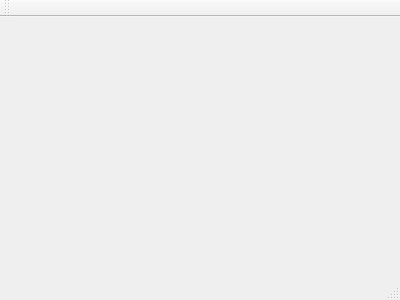
This is mainwindow.ui in labyrinthofdreams/csv-template-ui as Qt 5 draws it before an edit. The edited form follows.
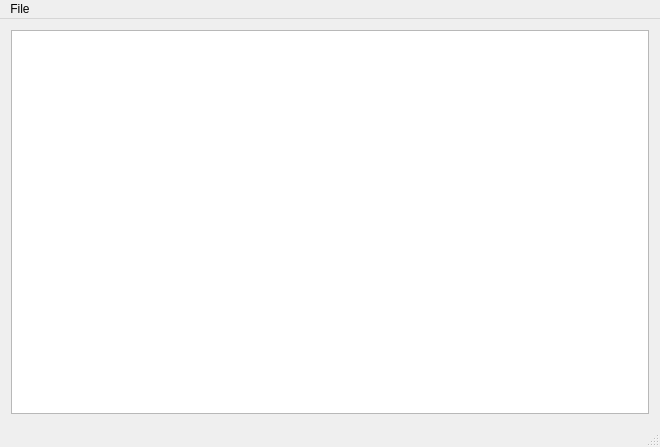
This is the edited form.

```diff
--- a/mainwindow.ui
+++ b/mainwindow.ui
@@ -1,24 +1,56 @@
 <ui version="4.0">
  <class>MainWindow</class>
- <widget class="QMainWindow" name="MainWindow" >
-  <property name="geometry" >
+ <widget class="QMainWindow" name="MainWindow">
+  <property name="geometry">
    <rect>
     <x>0</x>
     <y>0</y>
-    <width>400</width>
-    <height>300</height>
+    <width>660</width>
+    <height>447</height>
    </rect>
   </property>
   <property name="windowTitle" >
    <string>MainWindow</string>
   </property>
-  <widget class="QMenuBar" name="menuBar" />
-  <widget class="QToolBar" name="mainToolBar" />
-  <widget class="QWidget" name="centralWidget" />
-  <widget class="QStatusBar" name="statusBar" />
+  <widget class="QWidget" name="centralWidget">
+   <layout class="QVBoxLayout" name="verticalLayout">
+    <item>
+     <widget class="QTableWidget" name="tableCsv">
+      <property name="selectionBehavior">
+       <enum>QAbstractItemView::SelectRows</enum>
+      </property>
+     </widget>
+    </item>
+   </layout>
+  </widget>
+  <widget class="QMenuBar" name="menuBar">
+   <property name="geometry">
+    <rect>
+     <x>0</x>
+     <y>0</y>
+     <width>660</width>
+     <height>21</height>
+    </rect>
+   </property>
+   <widget class="QMenu" name="menuFile">
+    <property name="title">
+     <string>File</string>
+    </property>
+    <addaction name="actionOpen"/>
+   </widget>
+   <addaction name="menuFile"/>
+  </widget>
+  <widget class="QStatusBar" name="statusBar"/>
+  <action name="actionOpen">
+   <property name="text">
+    <string>Open...</string>
+   </property>
+   <property name="shortcut">
+    <string>O</string>
+   </property>
+  </action>
  </widget>
- <layoutDefault spacing="6" margin="11" />
- <pixmapfunction></pixmapfunction>
+ <layoutdefault spacing="6" margin="11"/>
  <resources/>
  <connections/>
 </ui>
```
Left out of the diff: 3 changed lines with no effect on the pictures.
